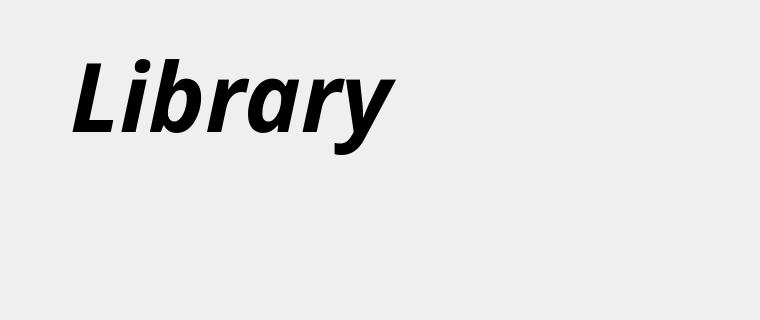
Before: the Qt Designer form rsrc/ui/library.ui in chanongul/Booque, drawn with Qt 5; both pictures show x 0 to 760 and y 0 to 320 of the 1200 by 640 pixel window.
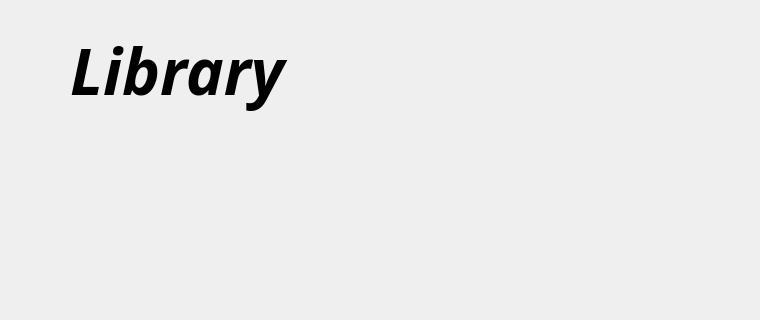
After: the same form once the commit is applied.

```diff
--- a/rsrc/ui/library.ui
+++ b/rsrc/ui/library.ui
@@ -37,19 +37,19 @@
      <property name="minimumSize">
       <size>
        <width>600</width>
-       <height>150</height>
+       <height>100</height>
       </size>
      </property>
      <property name="maximumSize">
       <size>
        <width>600</width>
-       <height>150</height>
+       <height>100</height>
       </size>
      </property>
      <property name="font">
       <font>
        <family>Helvetica Neue LT Black Ext</family>
-       <pointsize>72</pointsize>
+       <pointsize>48</pointsize>
        <weight>75</weight>
        <italic>true</italic>
        <bold>true</bold>
```
